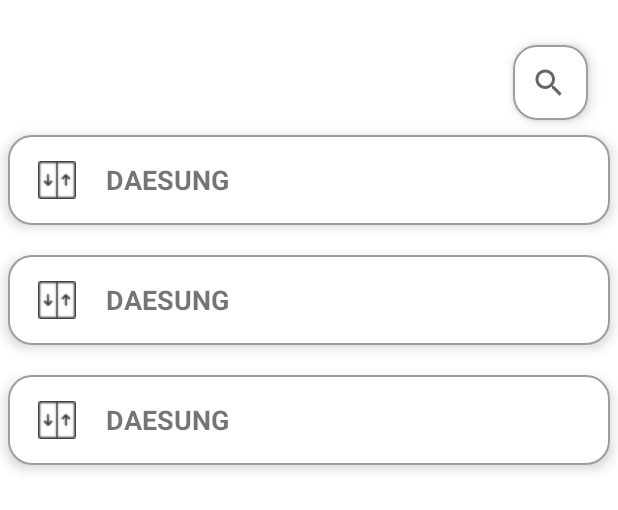
After one commit to BogibekDev/LiftDroid, an Android app: the layout fragment_home.xml on its own in the app's theme, with its tools: preview values and no code run, on a phone screen of 412 x 824 dp. The commit adds this screen. Shown: the top 510 px of the screen. Run offline under Robolectric (Android 15) with nearby library versions, the phone set to English and light mode, and no system bars.

Commit message:
added home fragment

```diff
--- a/app/src/main/AndroidManifest.xml
+++ b/app/src/main/AndroidManifest.xml
@@ -14,7 +14,7 @@
         android:theme="@style/Theme.LiftDroid"
         tools:targetApi="31">
         <activity
-            android:name=".MainActivity"
+            android:name=".ui.MainActivity"
             android:exported="true">
             <intent-filter>
                 <action android:name="android.intent.action.MAIN" />
--- a/app/src/main/java/dev/bogibek/liftdroid/MainActivity.kt
+++ b/app/src/main/java/dev/bogibek/liftdroid/ui/MainActivity.kt
@@ -1,4 +1,4 @@
-package dev.bogibek.liftdroid
+package dev.bogibek.liftdroid.ui
 
 import android.os.Bundle
 import androidx.appcompat.app.AppCompatActivity
--- /dev/null
+++ b/app/src/main/java/dev/bogibek/liftdroid/ui/home/HomeFragment.kt
@@ -0,0 +1,26 @@
+package dev.bogibek.liftdroid.ui.home
+
+import android.os.Bundle
+import android.view.LayoutInflater
+import android.view.View
+import android.view.ViewGroup
+import androidx.fragment.app.Fragment
+import dev.bogibek.liftdroid.databinding.FragmentHomeBinding
+
+class HomeFragment : Fragment() {
+
+    private lateinit var binding: FragmentHomeBinding
+
+    override fun onCreateView(
+        inflater: LayoutInflater,
+        container: ViewGroup?,
+        savedInstanceState: Bundle?
+    ): View {
+        binding = FragmentHomeBinding.inflate(inflater, container, false)
+        return binding.root
+    }
+
+    override fun onViewCreated(view: View, savedInstanceState: Bundle?) {
+        super.onViewCreated(view, savedInstanceState)
+    }
+}
--- /dev/null
+++ b/app/src/main/res/drawable/shape_button.xml
@@ -0,0 +1,7 @@
+<?xml version="1.0" encoding="utf-8"?>
+<shape xmlns:android="http://schemas.android.com/apk/res/android">
+    <corners android:radius="15dp"/>
+    <stroke android:color="@color/gray"
+        android:width="1dp"/>
+    <solid android:color="@color/white"/>
+</shape>
--- a/app/src/main/res/layout/activity_main.xml
+++ b/app/src/main/res/layout/activity_main.xml
@@ -4,7 +4,7 @@
     xmlns:tools="http://schemas.android.com/tools"
     android:layout_width="match_parent"
     android:layout_height="match_parent"
-    tools:context=".MainActivity">
+    tools:context=".ui.MainActivity">
 
     <TextView
         android:layout_width="wrap_content"
--- /dev/null
+++ b/app/src/main/res/layout/fragment_home.xml
@@ -0,0 +1,28 @@
+<?xml version="1.0" encoding="utf-8"?>
+<androidx.constraintlayout.widget.ConstraintLayout xmlns:android="http://schemas.android.com/apk/res/android"
+    xmlns:app="http://schemas.android.com/apk/res-auto"
+    android:layout_width="match_parent"
+    android:layout_height="match_parent"
+    xmlns:tools="http://schemas.android.com/tools">
+
+    <androidx.appcompat.widget.SearchView
+        android:id="@+id/searchView"
+        android:layout_width="50dp"
+        android:layout_height="50dp"
+        android:layout_marginTop="30dp"
+        android:layout_marginEnd="20dp"
+        android:background="@drawable/shape_button"
+        android:elevation="5dp"
+        app:src="search"
+        app:layout_constraintEnd_toEndOf="parent"
+        app:layout_constraintTop_toTopOf="parent" />
+
+
+    <androidx.recyclerview.widget.RecyclerView
+        android:layout_width="match_parent"
+        android:layout_height="0dp"
+        app:layout_constraintBottom_toBottomOf="parent"
+        app:layout_constraintTop_toBottomOf="@+id/searchView"
+        tools:listitem="@layout/item_lift" />
+
+</androidx.constraintlayout.widget.ConstraintLayout>
--- /dev/null
+++ b/app/src/main/res/layout/item_lift.xml
@@ -0,0 +1,25 @@
+<?xml version="1.0" encoding="utf-8"?>
+<androidx.constraintlayout.widget.ConstraintLayout xmlns:android="http://schemas.android.com/apk/res/android"
+    xmlns:app="http://schemas.android.com/apk/res-auto"
+    android:layout_width="match_parent"
+    android:layout_marginTop="0dp"
+    android:paddingHorizontal="5dp"
+    android:paddingVertical="10dp"
+    android:clipToPadding="false"
+    android:layout_height="80dp">
+
+    <TextView
+        android:layout_width="match_parent"
+        android:layout_height="match_parent"
+        android:elevation="5dp"
+        android:background="@drawable/shape_button"
+        android:text="DAESUNG"
+        android:drawablePadding="20dp"
+        android:paddingHorizontal="20dp"
+        android:textSize="18sp"
+        android:textStyle="bold"
+        android:textAlignment="gravity"
+        android:gravity="center_vertical"
+        app:drawableLeftCompat="@drawable/lift" />
+
+</androidx.constraintlayout.widget.ConstraintLayout>
--- a/app/src/main/res/values/colors.xml
+++ b/app/src/main/res/values/colors.xml
@@ -7,4 +7,5 @@
     <color name="teal_700">#FF018786</color>
     <color name="black">#FF000000</color>
     <color name="white">#FFFFFFFF</color>
+    <color name="gray">#9E9E9E</color>
 </resources>
```
Also changed, not shown: app/src/main/res/drawable/lift.png (added).
